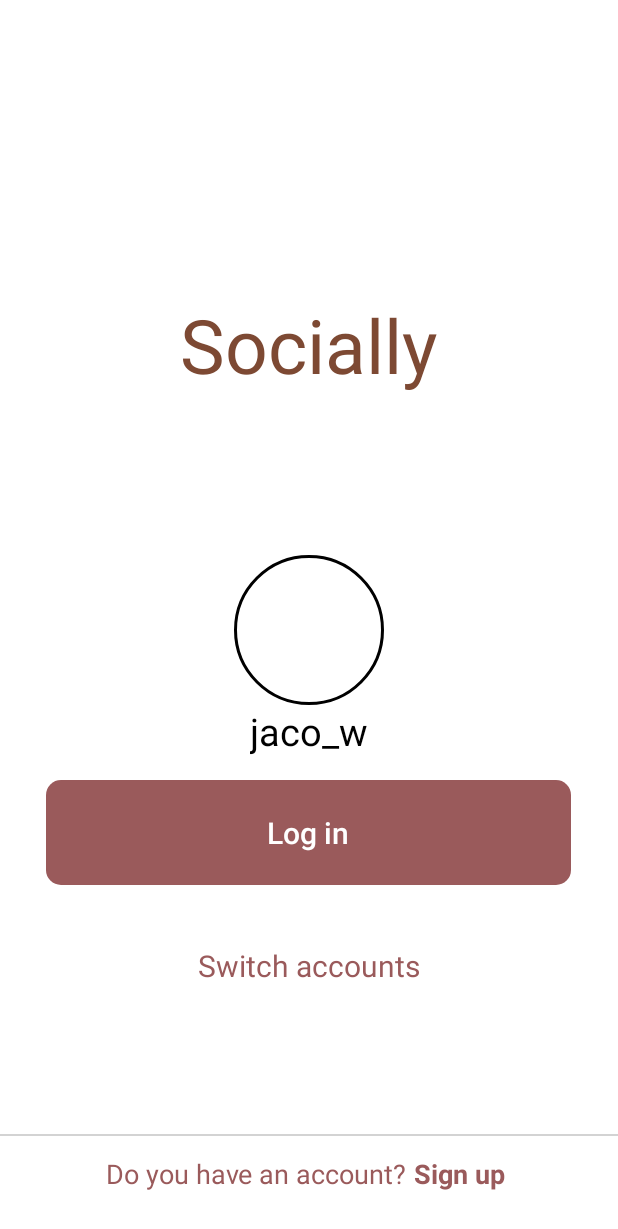
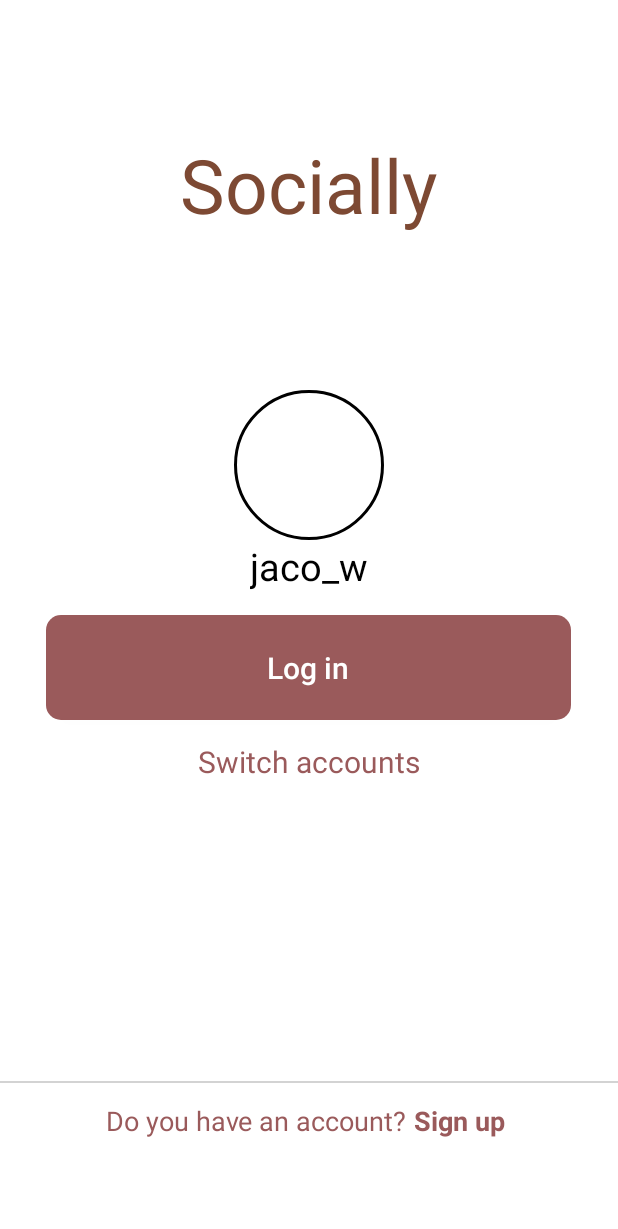
Before and after one commit to syedhassan13/Socially-Android-App, an Android app: the layout activity_registration_page.xml on its own in the app's theme, with its tools: preview values and no code run, on a phone screen of 412 x 824 dp. Shown: the top 1229 px of the screen. Run offline under Robolectric (Android 15) with nearby library versions, the phone set to English and light mode, and no system bars.

Commit message:
Weight layout for Registration page

```diff
--- a/app/src/main/AndroidManifest.xml
+++ b/app/src/main/AndroidManifest.xml
@@ -21,17 +21,18 @@
 
         <activity
             android:name=".RegistrationPage"
-            android:exported="false">
-
-        </activity>
-        <activity
-            android:name=".SignUp"
-            android:exported="true" >
+            android:exported="true">
             <intent-filter>
                 <action android:name="android.intent.action.MAIN" />
 
                 <category android:name="android.intent.category.LAUNCHER" />
             </intent-filter>
+
+        </activity>
+        <activity
+            android:name=".SignUp"
+            android:exported="false" >
+
 
         </activity>
 
--- a/app/src/main/res/layout/activity_registration_page.xml
+++ b/app/src/main/res/layout/activity_registration_page.xml
@@ -13,18 +13,13 @@
 
    >
 
-    <LinearLayout
-        android:layout_width="match_parent"
-        android:layout_height="130dp"
-        android:gravity="center"
-        >
 
-    </LinearLayout>
 
     <LinearLayout
         android:layout_width="match_parent"
-        android:layout_height="200dp"
-        android:gravity="center">
+        android:layout_height="0dp"
+        android:gravity="center"
+        android:layout_weight="3">
         <TextView
             android:layout_width="wrap_content"
             android:layout_height="wrap_content"
@@ -36,9 +31,10 @@
 
     <LinearLayout
         android:layout_width="match_parent"
-        android:layout_height="300dp"
+        android:layout_height="0dp"
         android:orientation="vertical"
-        android:gravity="center">
+        android:gravity="center"
+        android:layout_weight="3">
         <de.hdodenhof.circleimageview.CircleImageView
             android:id="@+id/dp"
             android:layout_width="100dp"
@@ -70,8 +66,9 @@
 
     <LinearLayout
         android:layout_width="match_parent"
-        android:layout_height="100dp"
-        android:gravity="center_horizontal">
+        android:layout_height="0dp"
+        android:gravity="center_horizontal"
+        android:layout_weight="2">
         <TextView
             android:layout_width="wrap_content"
             android:layout_height="wrap_content"
@@ -83,9 +80,10 @@
 
     <LinearLayout
         android:layout_width="match_parent"
-        android:layout_height="match_parent"
+        android:layout_height="0dp"
         android:orientation="vertical"
-        android:gravity="center">
+        android:gravity="center"
+        android:layout_weight="2">
         <ImageView
             android:layout_width="match_parent"
             android:layout_height="1dp"
```
